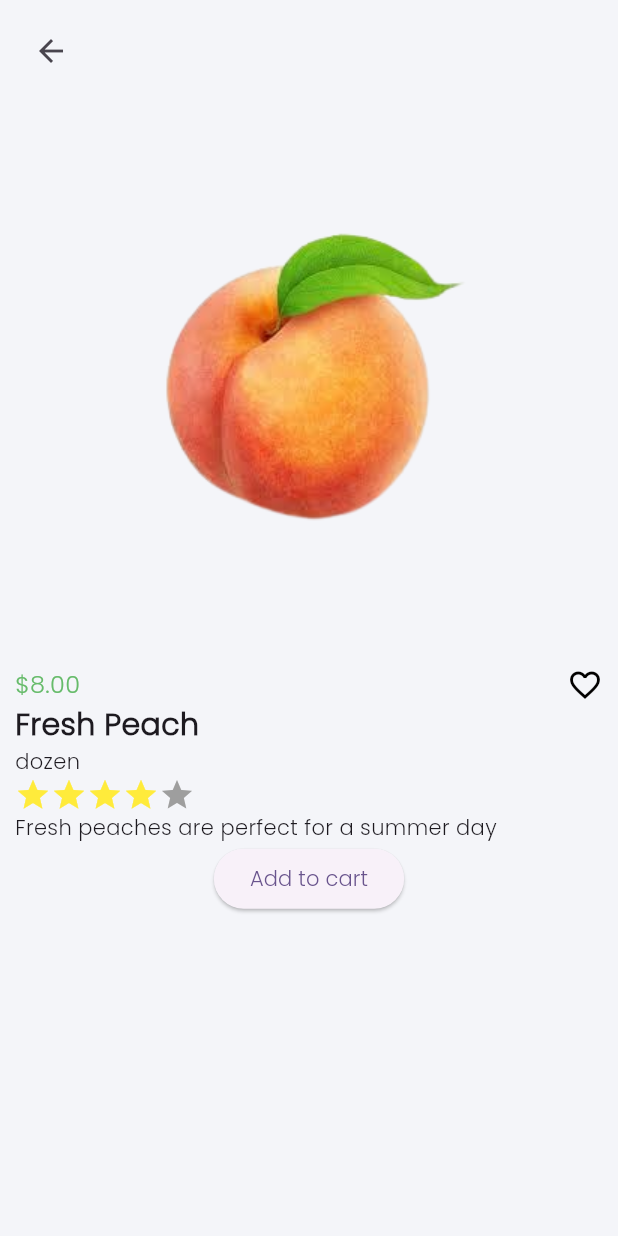
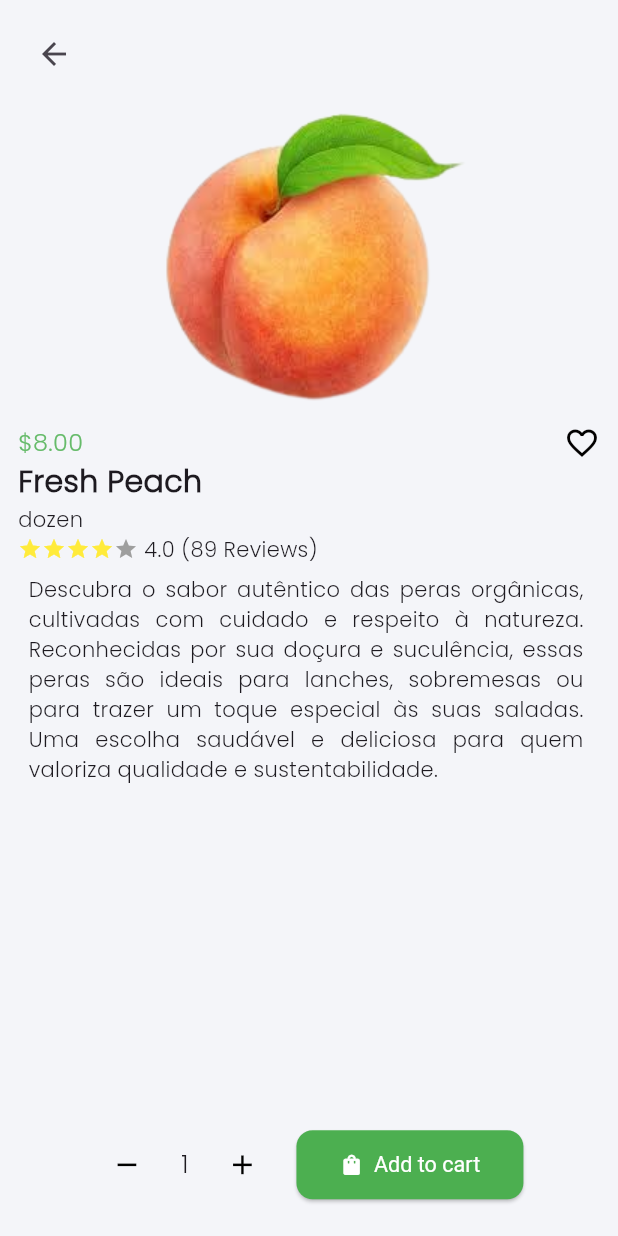
Before and after one commit to Filipe794/Flutter-Grocery-App, a Flutter app: the screen it shows after launch, on a phone screen of 412 x 824 dp. Run offline on Flutter 3.47's test engine with Material 3 defaults, Android fonts, the phone set to English and light mode, and no system bars; missing offline and left inert: add_to_cart_button.

Commit message:
Alterações na página do produto

```diff
--- a/lib/screens/productpage.dart
+++ b/lib/screens/productpage.dart
@@ -1,15 +1,6 @@
-// tela para exibir um produto
-// row com imagem
-// row com preço e icone dos favoritos
-// row com nome do produto
-// row com quantidade
-// row com avaliação
-// row com descrição
-// row para botão de quantidade
-// row com botão de adicionar ao carrinho
-
 import 'package:flutter/material.dart';
 import 'package:groceryapp/widgets/favouritebutton.dart';
+import 'package:groceryapp/widgets/addtocart.dart';
 
 class Productpage extends StatelessWidget {
   Productpage({super.key});
@@ -21,16 +12,14 @@ class Productpage extends StatelessWidget {
     return Scaffold(
       backgroundColor: Color(0xFFF4F5F9),
       body: SafeArea(
-        child: SingleChildScrollView(
+        child: Stack(
+          children: [
+            SingleChildScrollView(
               child: Padding(
-            padding: const EdgeInsets.all(10.0),
+                padding: const EdgeInsets.all(12.0),
                 child: Column(
                   crossAxisAlignment: CrossAxisAlignment.start,
                   children: [
-                // row com avaliação
-                // row com descrição
-                // row para botão de quantidade
-                // row com botão de adicionar ao carrinho
                     Row(
                       mainAxisAlignment: MainAxisAlignment.start,
                       children: [
@@ -38,16 +27,16 @@ class Productpage extends StatelessWidget {
                       ],
                     ),
                     Row(
+                      mainAxisAlignment: MainAxisAlignment.center,
                       children: [
-                    Expanded(
-                      child: Image.asset('lib/assets/peach.png'),
-                    ),
+                        Image.asset('lib/assets/peach.png'),
                       ],
                     ),
                     Row(
                       mainAxisAlignment: MainAxisAlignment.spaceBetween,
                       children: [
-                    Column(children: [
+                        Column(
+                          children: [
                             Text(
                               '\$${price.toStringAsFixed(2)}',
                               style: TextStyle(
@@ -55,7 +44,8 @@ class Productpage extends StatelessWidget {
                                 fontSize: 16,
                               ),
                             ),
-                    ]),
+                          ],
+                        ),
                         Column(
                           children: [
                             FavoriteButton(
@@ -91,50 +81,61 @@ class Productpage extends StatelessWidget {
                         Icon(
                           Icons.star,
                           color: Colors.yellow,
+                          size: 16.0,
                         ),
                         Icon(
                           Icons.star,
                           color: Colors.yellow,
+                          size: 16.0,
                         ),
                         Icon(
                           Icons.star,
                           color: Colors.yellow,
+                          size: 16.0,
                         ),
                         Icon(
                           Icons.star,
                           color: Colors.yellow,
+                          size: 16.0,
                         ),
                         Icon(
                           Icons.star,
                           color: Colors.grey,
+                          size: 16.0,
                         ),
+                        Text(" 4.0 (89 Reviews)"),
                       ],
                     ),
                     Row(
                       children: [
-                    SizedBox(
+                        Padding(
+                          padding: const EdgeInsets.all(7.0),
+                          child: SizedBox(
+                            width: 370,
                             child: Text(
-                        'Fresh peaches are perfect for a summer day',
+                              "Descubra o sabor autêntico das peras orgânicas, cultivadas com cuidado e respeito à natureza. Reconhecidas por sua doçura e suculência, essas peras são ideais para lanches, sobremesas ou para trazer um toque especial às suas saladas. Uma escolha saudável e deliciosa para quem valoriza qualidade e sustentabilidade.",
+                              textAlign: TextAlign.justify,
                               style: TextStyle(
                                 fontSize: 14,
                               ),
-                      ) ,
+                            ),
+                          ),
                         )
-                  ],
-                ),
-                Row(
-                  mainAxisAlignment: MainAxisAlignment.center,
-                  children: [
-                    ElevatedButton(
-                      onPressed: () {},
-                      child: Text('Add to cart'),
-                    ),
                       ],
                     ),
                   ],
                 ),
               ),
             ),
+            Align(
+              alignment: Alignment.bottomCenter,
+              child: Padding(
+                padding: const EdgeInsets.all(12.0),
+                child: QuantityAndCartWidget(),
+              ),
+            ),
+          ],
+        ),
       ),
     );
   }
--- a/lib/widgets/addtocart.dart
+++ b/lib/widgets/addtocart.dart
@@ -21,7 +21,7 @@ class MyApp extends StatelessWidget {
 }
 
 class QuantityAndCartWidget extends StatefulWidget {
-  const QuantityAndCartWidget({super.key});
+  const QuantityAndCartWidget({Key? key}) : super(key: key);
 
   @override
   State<QuantityAndCartWidget> createState() => _QuantityAndCartWidgetState();
@@ -46,11 +46,11 @@ class _QuantityAndCartWidgetState extends State<QuantityAndCartWidget> {
 
   @override
   Widget build(BuildContext context) {
-    return Column(
-      mainAxisSize: MainAxisSize.min,
-      children: [
-        // Quantity Buttons
-        Row(
+    return  Transform.scale(
+      scale: 0.90,
+      child: Padding(
+        padding: const EdgeInsets.all(10.0),
+        child: Row(
               mainAxisAlignment: MainAxisAlignment.center,
               children: [
                 IconButton(
@@ -70,9 +70,7 @@ class _QuantityAndCartWidgetState extends State<QuantityAndCartWidget> {
                   icon: const Icon(Icons.add),
                   color: Colors.black,
                 ),
-          ],
-        ),
-        const SizedBox(height: 16),
+                const SizedBox(width: 16),
             // Add to Cart Button
             ElevatedButton.icon(
               onPressed: () {
@@ -89,8 +87,11 @@ class _QuantityAndCartWidgetState extends State<QuantityAndCartWidget> {
                   borderRadius: BorderRadius.circular(12),
                 ),
               ),
+            )
+              ],
             ),
-      ],
+      ),
     );
+
   }
 }
```
Lines whose indentation alone changed are shown as unchanged.
